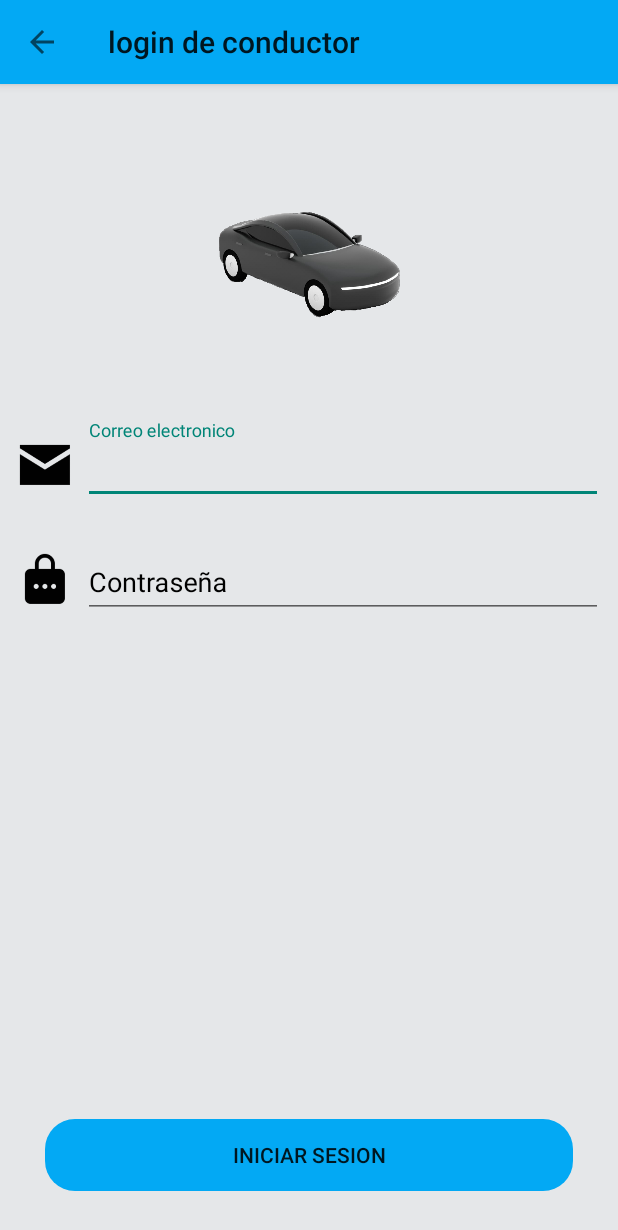
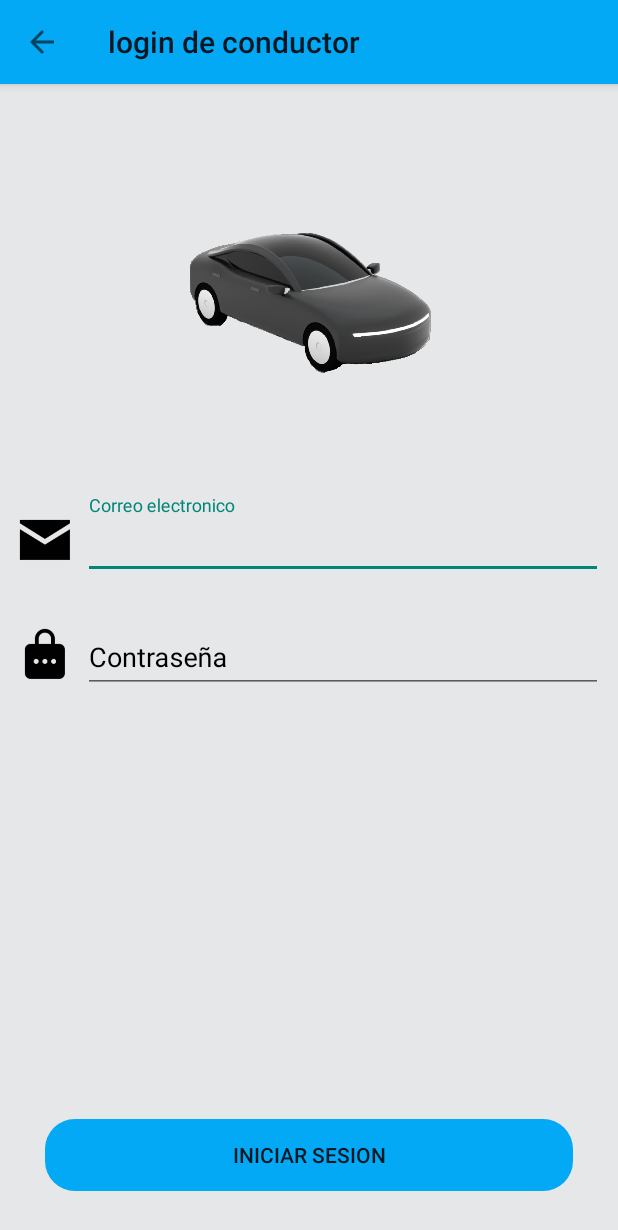
Before and after one commit to jesuscortez963/UberTaxi, an Android app: the LoginActivity screen opened directly, with no data from a screen before it, on a phone screen of 412 x 824 dp. Shown: the top 1230 px of the screen. Run offline under Robolectric (Android 15) with nearby library versions, the phone set to English and light mode, and no system bars; our stand-ins replace Firebase (no records; nobody signed in at launch, a user with empty details on screens opened directly); libraries missing offline, so code that uses them is left out: dmax.dialog; 1 statement that could not run was skipped.

Commit message:
interfaz de login

```diff
--- a/app/src/main/res/layout/activity_login.xml
+++ b/app/src/main/res/layout/activity_login.xml
@@ -16,8 +16,8 @@
         android:orientation="vertical">
 
         <ImageView
-            android:layout_width="150dp"
-            android:layout_height="150dp"
+            android:layout_width="200dp"
+            android:layout_height="200dp"
             android:layout_gravity="center"
             android:layout_marginTop="100dp"
             android:layout_marginBottom="20dp"
```
